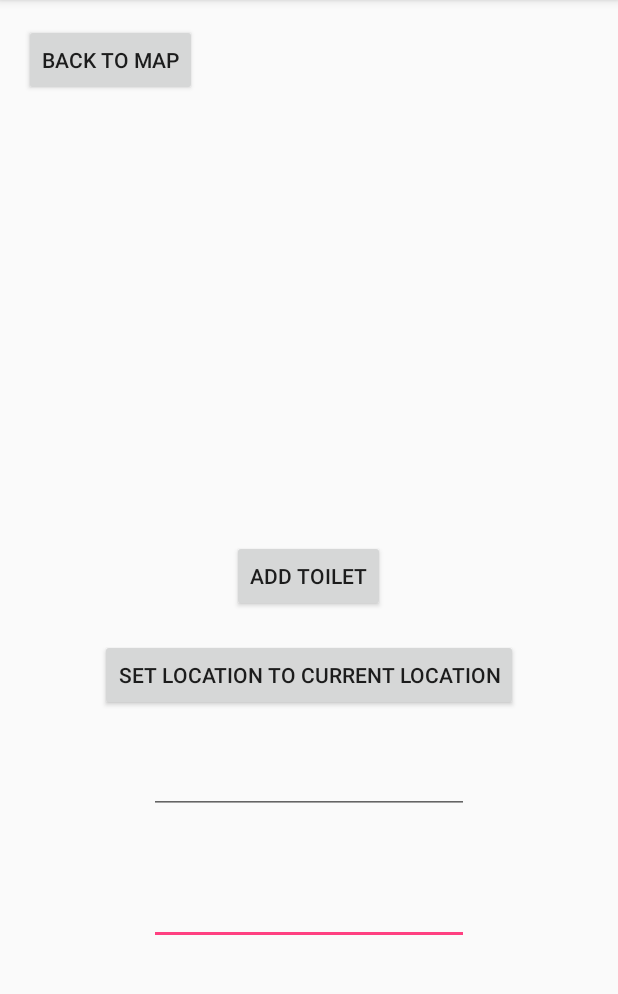
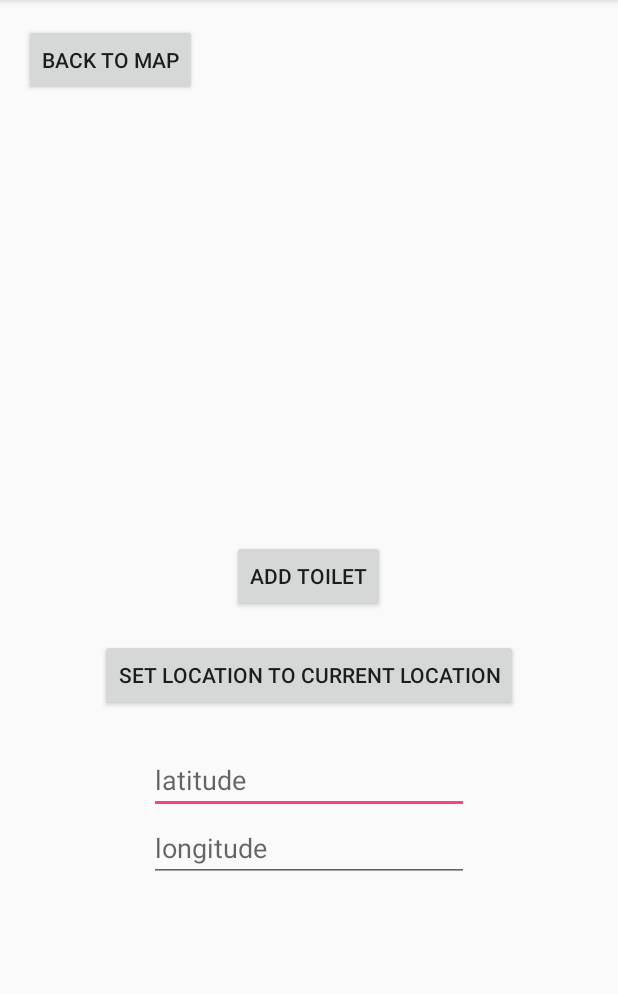
Before and after one commit to dsmolyak/ToiletLocator, an Android app: the NewToiletActivity screen opened directly, with no data from a screen before it, on a phone screen of 412 x 824 dp, the part 84-1078 px from its top. Run offline under Robolectric (Android 15) with nearby library versions, the phone set to English and light mode, and no system bars; our stand-ins replace Firebase (no records; nobody signed in at launch, a user with empty details on screens opened directly); libraries missing offline, so code that uses them is left out: com.firebase.geofire; 1 statement that could not run was skipped.

Commit message:
Updated UI

```diff
--- a/app/src/main/res/layout/activity_new_toilet.xml
+++ b/app/src/main/res/layout/activity_new_toilet.xml
@@ -47,23 +47,12 @@
         android:layout_height="wrap_content"
         android:inputType="numberDecimal"
         android:ems="10"
-        android:id="@+id/longitudeTextField"
-        android:layout_marginTop="42dp"
-        android:selectAllOnFocus="true"
-        android:layout_below="@+id/latitudeTextField"
-        android:layout_alignLeft="@+id/latitudeTextField"
-        android:layout_alignStart="@+id/latitudeTextField" />
-
-    <EditText
-        android:layout_width="wrap_content"
-        android:layout_height="wrap_content"
-        android:inputType="numberDecimal"
-        android:ems="10"
         android:id="@+id/latitudeTextField"
         android:layout_marginTop="23dp"
         android:selectAllOnFocus="true"
         android:layout_below="@+id/addLocationButton"
-        android:layout_centerHorizontal="true" />
+        android:layout_centerHorizontal="true"
+        android:hint="latitude" />
 
     <Button
         android:text="Set Location to Current Location"
@@ -74,4 +63,16 @@
         android:layout_below="@+id/addToiletButton"
         android:layout_centerHorizontal="true" />
 
+    <EditText
+        android:layout_width="wrap_content"
+        android:layout_height="wrap_content"
+        android:inputType="numberDecimal"
+        android:ems="10"
+        android:id="@+id/longitudeTextField"
+        android:selectAllOnFocus="true"
+        android:hint="longitude"
+        android:layout_below="@+id/latitudeTextField"
+        android:layout_alignLeft="@+id/latitudeTextField"
+        android:layout_alignStart="@+id/latitudeTextField" />
+
 </RelativeLayout>
```
Also changed, not shown: app/src/main/res/layout/activity_maps.xml (+6 -7 lines).
